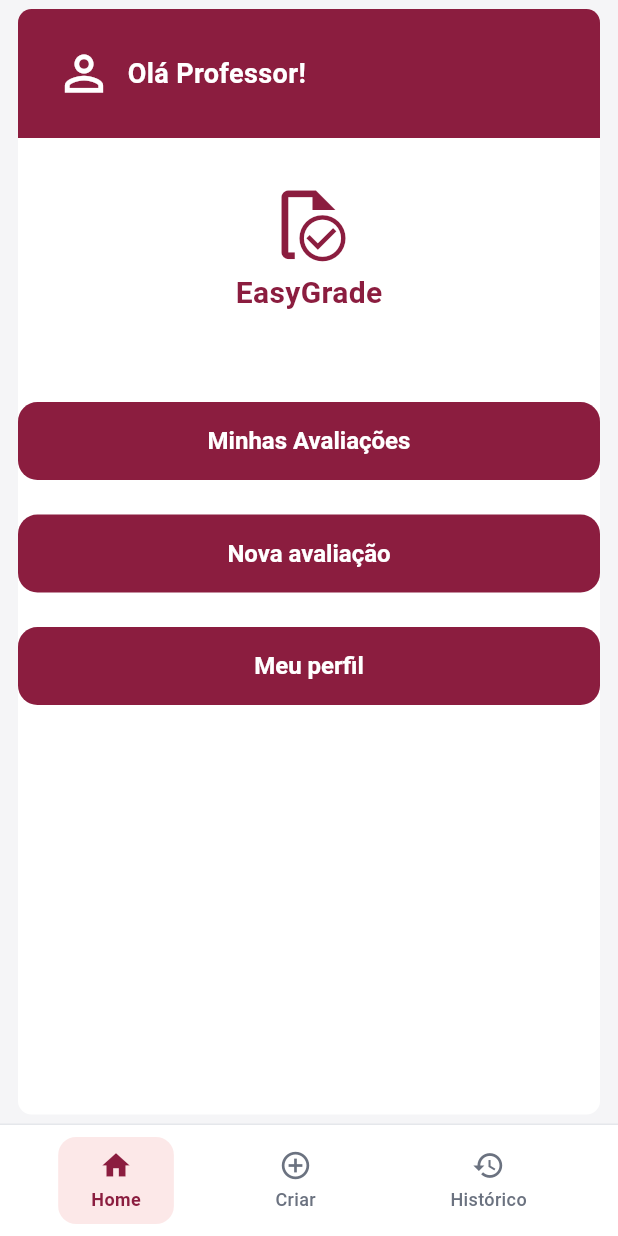
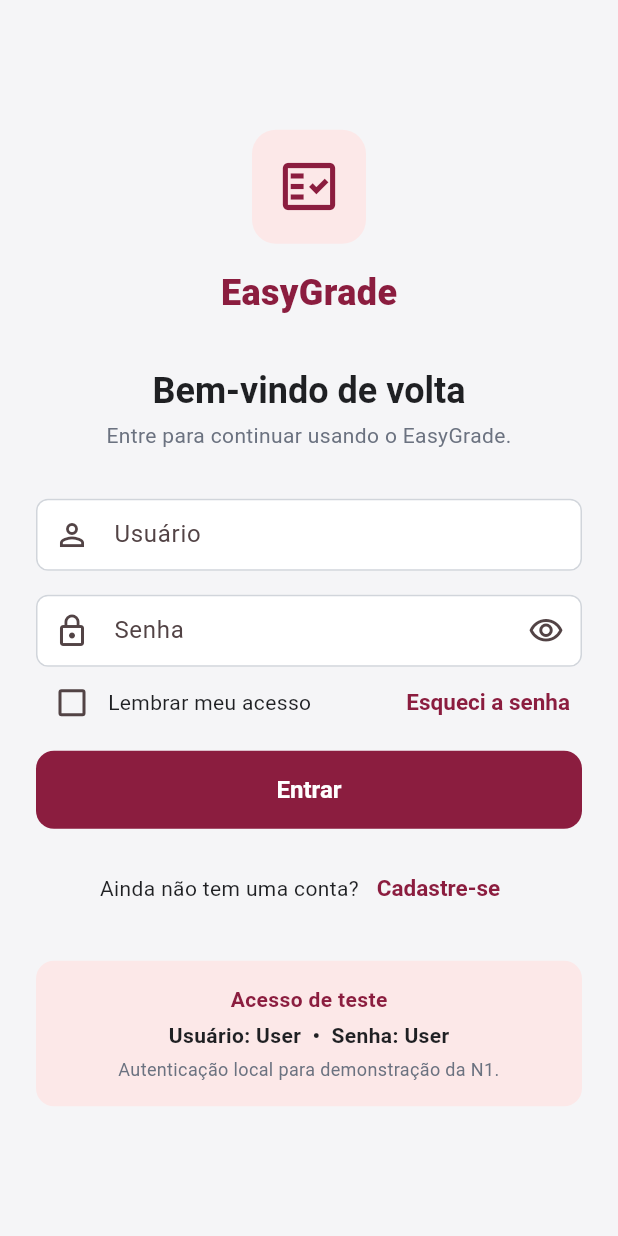
Before and after one commit to Juuh1/EasyGrade, a Flutter app: the screen it shows after launch, on a phone screen of 412 x 824 dp. Run offline on Flutter 3.47's test engine with Material 3 defaults, Android fonts, the phone set to English and light mode, and no system bars.

Commit message:
readme, usuario teste

```diff
--- a/analysis_options.yaml
+++ b/analysis_options.yaml
@@ -2,6 +2,7 @@ analyzer:
   exclude:
     - build/**
     - web/**
+    - android/**
 include: package:flutter_lints/flutter.yaml
 
 linter:
--- a/lib/main.dart
+++ b/lib/main.dart
@@ -1,12 +1,11 @@
 import 'package:flutter/material.dart';
 
-import 'data/mock_data.dart';
 import 'screens/criar_avaliacao_screen.dart';
 import 'screens/historico_screen.dart';
-import 'screens/sucesso_avaliacao_screen.dart';
+import 'screens/login_screen.dart';
 import 'screens/home_screen.dart';
+import 'screens/perfil_screen.dart';
 import 'theme/app_theme.dart';
-import 'widgets/app_bottom_nav.dart';
 
 void main() {
   runApp(const N1App());
@@ -21,8 +20,25 @@ class N1App extends StatelessWidget {
       title: 'Correção de Provas — Católica SC',
       debugShowCheckedModeBanner: false,
       theme: buildAppTheme(),
-      home: const MainNavigationShell(),
+      home: const AuthenticationGate(),
     );
+  }
+}
+
+class AuthenticationGate extends StatefulWidget {
+  const AuthenticationGate({super.key});
+
+  @override
+  State<AuthenticationGate> createState() => _AuthenticationGateState();
+}
+
+class _AuthenticationGateState extends State<AuthenticationGate> {
+  bool _autenticado = false;
+
+  @override
+  Widget build(BuildContext context) {
+    if (_autenticado) return const MainNavigationShell();
+    return LoginScreen(onLogin: () => setState(() => _autenticado = true));
   }
 }
 
@@ -58,6 +74,8 @@ class _MainNavigationShellState extends State<MainNavigationShell> {
         return CriarAvaliacaoScreen(onNavigateTab: _onTabChanged);
       case 2:
         return HistoricoScreen(onNavigateTab: _onTabChanged);
+      case 3:
+        return PerfilScreen(onNavigateTab: _onTabChanged);
       default:
         return CriarAvaliacaoScreen(onNavigateTab: _onTabChanged);
     }
--- a/lib/screens/home_screen.dart
+++ b/lib/screens/home_screen.dart
@@ -28,18 +28,14 @@ class HomePage extends StatelessWidget {
               horizontal: 12,
               vertical: 6,
             ),
-
             width: double.infinity,
             height: double.infinity,
-
             decoration: BoxDecoration(
               color: surfaceColor,
               borderRadius: BorderRadius.circular(9),
             ),
-
             child: ClipRRect(
               borderRadius: BorderRadius.circular(9),
-
               child: Column(
                 children: [
                   // =====================================
@@ -50,11 +46,9 @@ class HomePage extends StatelessWidget {
                     width: double.infinity,
                     height: 86,
                     color: primaryColor,
-
                     padding: const EdgeInsets.symmetric(
                       horizontal: 25,
                     ),
-
                     child: const Row(
                       children: [
                         Icon(
@@ -62,11 +56,9 @@ class HomePage extends StatelessWidget {
                           color: Colors.white,
                           size: 38,
                         ),
-
                         SizedBox(width: 10),
-
                         Text(
-                          'Olá Professor!',
+                          'Olá User!',
                           style: TextStyle(
                             color: Colors.white,
                             fontSize: 18,
@@ -93,14 +85,11 @@ class HomePage extends StatelessWidget {
                             color: primaryColor,
                             size: 55,
                           ),
-
                           Positioned(
                             right: 0,
                             bottom: 0,
-
                             child: Container(
                               color: surfaceColor,
-
                               child: Icon(
                                 Icons.check_circle_outline,
                                 color: primaryColor,
@@ -110,12 +99,9 @@ class HomePage extends StatelessWidget {
                           ),
                         ],
                       ),
-
                       const SizedBox(height: 4),
-
                       Text(
                         'EasyGrade',
-
                         style: TextStyle(
                           color: primaryColor,
                           fontSize: 20,
@@ -133,7 +119,6 @@ class HomePage extends StatelessWidget {
 
                   MenuButton(
                     texto: 'Minhas Avaliações',
-
                     onPressed: () {
                       // Índice 2 = Histórico
                       onNavigateTab(2);
@@ -148,7 +133,6 @@ class HomePage extends StatelessWidget {
 
                   MenuButton(
                     texto: 'Nova avaliação',
-
                     onPressed: () {
                       // Índice 1 = Criar Avaliação
                       onNavigateTab(1);
@@ -163,13 +147,11 @@ class HomePage extends StatelessWidget {
 
                   MenuButton(
                     texto: 'Meu perfil',
-
                     onPressed: () {
-                      ScaffoldMessenger.of(context).showSnackBar(
-                        const SnackBar(
-                          content: Text(
-                            'Tela de perfil ainda não disponível.',
-                          ),
+                      Navigator.of(context).push(
+                        MaterialPageRoute(
+                          builder: (_) =>
+                              PerfilScreen(onNavigateTab: onNavigateTab),
                         ),
                       );
                     },
@@ -193,7 +175,6 @@ class HomePage extends StatelessWidget {
   }
 }
 
-
 // =====================================
 // BOTÃO PERSONALIZADO
 // =====================================
@@ -215,23 +196,18 @@ class MenuButton extends StatelessWidget {
     return SizedBox(
       width: 400,
       height: 52,
-
       child: ElevatedButton(
         onPressed: onPressed,
-
         style: ElevatedButton.styleFrom(
           backgroundColor: theme.colorScheme.primary,
           foregroundColor: Colors.white,
           elevation: 0,
-
           shape: RoundedRectangleBorder(
             borderRadius: BorderRadius.circular(13),
           ),
         ),
-
         child: Text(
           texto,
-
           style: const TextStyle(
             fontSize: 16,
             fontWeight: FontWeight.bold,
--- /dev/null
+++ b/lib/screens/login_screen.dart
@@ -0,0 +1,241 @@
+import 'package:flutter/material.dart';
+
+import '../theme/app_theme.dart';
+import 'cadastro_screen.dart';
+import 'recuperar_senha_screen.dart';
+
+class LoginScreen extends StatefulWidget {
+  final VoidCallback onLogin;
+
+  const LoginScreen({super.key, required this.onLogin});
+
+  @override
+  State<LoginScreen> createState() => _LoginScreenState();
+}
+
+class _LoginScreenState extends State<LoginScreen> {
+  static const _usuarioTeste = 'User';
+  static const _senhaTeste = 'User';
+
+  final _formKey = GlobalKey<FormState>();
+  final _usuarioController = TextEditingController();
+  final _senhaController = TextEditingController();
+  bool _mostrarSenha = false;
+  bool _lembrarAcesso = false;
+
+  @override
+  void dispose() {
+    _usuarioController.dispose();
+    _senhaController.dispose();
+    super.dispose();
+  }
+
+  void _entrar() {
+    if (!(_formKey.currentState?.validate() ?? false)) return;
+
+    final usuarioValido = _usuarioController.text.trim() == _usuarioTeste;
+    final senhaValida = _senhaController.text == _senhaTeste;
+
+    if (!usuarioValido || !senhaValida) {
+      ScaffoldMessenger.of(context).showSnackBar(
+        const SnackBar(content: Text('Usuário ou senha inválidos.')),
+      );
+      return;
+    }
+
+    widget.onLogin();
+  }
+
+  Future<void> _abrirCadastro() async {
+    await Navigator.of(context).push(
+      MaterialPageRoute(builder: (_) => const CadastroScreen()),
+    );
+  }
+
+  Future<void> _abrirRecuperacao() async {
+    await Navigator.of(context).push(
+      MaterialPageRoute(builder: (_) => const RecuperarSenhaScreen()),
+    );
+  }
+
+  @override
+  Widget build(BuildContext context) {
+    return Scaffold(
+      body: SafeArea(
+        child: Center(
+          child: SingleChildScrollView(
+            padding: const EdgeInsets.all(AppSpacing.lg),
+            child: ConstrainedBox(
+              constraints: const BoxConstraints(
+                maxWidth: AppBreakpoints.maxContentWidth,
+              ),
+              child: Form(
+                key: _formKey,
+                child: Column(
+                  crossAxisAlignment: CrossAxisAlignment.stretch,
+                  children: [
+                    const _BrandHeader(),
+                    const SizedBox(height: AppSpacing.xl),
+                    Text(
+                      'Bem-vindo de volta',
+                      textAlign: TextAlign.center,
+                      style:
+                          Theme.of(context).textTheme.headlineSmall?.copyWith(
+                                fontWeight: FontWeight.w700,
+                              ),
+                    ),
+                    const SizedBox(height: AppSpacing.xs),
+                    const Text(
+                      'Entre para continuar usando o EasyGrade.',
+                      textAlign: TextAlign.center,
+                      style: TextStyle(color: AppColors.textSecondary),
+                    ),
+                    const SizedBox(height: AppSpacing.xl),
+                    TextFormField(
+                      controller: _usuarioController,
+                      textInputAction: TextInputAction.next,
+                      decoration: const InputDecoration(
+                        labelText: 'Usuário',
+                        prefixIcon: Icon(Icons.person_outline),
+                      ),
+                      validator: (value) =>
+                          value == null || value.trim().isEmpty
+                              ? 'Informe seu usuário.'
+                              : null,
+                    ),
+                    const SizedBox(height: AppSpacing.md),
+                    TextFormField(
+                      controller: _senhaController,
+                      obscureText: !_mostrarSenha,
+                      textInputAction: TextInputAction.done,
+                      onFieldSubmitted: (_) => _entrar(),
+                      decoration: InputDecoration(
+                        labelText: 'Senha',
+                        prefixIcon: const Icon(Icons.lock_outline),
+                        suffixIcon: IconButton(
+                          tooltip:
+                              _mostrarSenha ? 'Ocultar senha' : 'Mostrar senha',
+                          icon: Icon(_mostrarSenha
+                              ? Icons.visibility_off_outlined
+                              : Icons.visibility_outlined),
+                          onPressed: () =>
+                              setState(() => _mostrarSenha = !_mostrarSenha),
+                        ),
+                      ),
+                      validator: (value) {
+                        if (value == null || value.isEmpty) {
+                          return 'Informe sua senha.';
+                        }
+                        return null;
+                      },
+                    ),
+                    Row(
+                      children: [
+                        Checkbox(
+                          value: _lembrarAcesso,
+                          onChanged: (value) =>
+                              setState(() => _lembrarAcesso = value ?? false),
+                        ),
+                        const Expanded(child: Text('Lembrar meu acesso')),
+                        TextButton(
+                          style: TextButton.styleFrom(
+                            padding: const EdgeInsets.symmetric(horizontal: 8),
+                          ),
+                          onPressed: _abrirRecuperacao,
+                          child: const Text('Esqueci a senha'),
+                        ),
+                      ],
+                    ),
+                    const SizedBox(height: AppSpacing.sm),
+                    ElevatedButton(
+                      onPressed: _entrar,
+                      child: const Text('Entrar'),
+                    ),
+                    const SizedBox(height: AppSpacing.md),
+                    Wrap(
+                      alignment: WrapAlignment.center,
+                      crossAxisAlignment: WrapCrossAlignment.center,
+                      children: [
+                        const Text('Ainda não tem uma conta?'),
+                        TextButton(
+                          onPressed: _abrirCadastro,
+                          child: const Text('Cadastre-se'),
+                        ),
+                      ],
+                    ),
+                    const SizedBox(height: AppSpacing.lg),
+                    Container(
+                      padding: const EdgeInsets.all(AppSpacing.md),
+                      decoration: BoxDecoration(
+                        color: AppColors.pillActiveBg,
+                        borderRadius: BorderRadius.circular(AppRadius.md),
+                      ),
+                      child: const Column(
+                        children: [
+                          Text(
+                            'Acesso de teste',
+                            style: TextStyle(
+                              color: AppColors.primary,
+                              fontWeight: FontWeight.w700,
+                            ),
+                          ),
+                          SizedBox(height: AppSpacing.xs),
+                          Text(
+                            'Usuário: User  •  Senha: User',
+                            style: TextStyle(
+                              color: AppColors.textPrimary,
+                              fontWeight: FontWeight.w600,
+                            ),
+                          ),
+                          SizedBox(height: AppSpacing.xs),
+                          Text(
+                            'Autenticação local para demonstração da N1.',
+                            textAlign: TextAlign.center,
+                            style: TextStyle(
+                              fontSize: 12,
+                              color: AppColors.textSecondary,
+                            ),
+                          ),
+                        ],
+                      ),
+                    ),
+                  ],
+                ),
+              ),
+            ),
+          ),
+        ),
+      ),
+    );
+  }
+}
+
+class _BrandHeader extends StatelessWidget {
+  const _BrandHeader();
+
+  @override
+  Widget build(BuildContext context) {
+    return Column(
+      children: [
+        Container(
+          width: 76,
+          height: 76,
+          decoration: BoxDecoration(
+            color: AppColors.pillActiveBg,
+            borderRadius: BorderRadius.circular(AppRadius.lg),
+          ),
+          child: const Icon(Icons.fact_check_outlined,
+              color: AppColors.primary, size: 42),
+        ),
+        const SizedBox(height: AppSpacing.md),
+        const Text(
+          'EasyGrade',
+          style: TextStyle(
+              color: AppColors.primary,
+              fontSize: 24,
+              fontWeight: FontWeight.w800),
+        ),
+      ],
+    );
+  }
+}
```
Also changed, not shown: lib/screens/perfil_screen.dart (added, +225 -0 lines), docs/images/easygrade/01-login.png (added), docs/images/easygrade/02-home.png (added), docs/images/easygrade/03-criar-avaliacao.png (added), docs/images/easygrade/04-sucesso-avaliacao.png (added), docs/images/easygrade/05-historico.png (added), docs/images/easygrade/06-resultados.png (added), docs/images/easygrade/preview-telas.png (added), pubspec.lock, 24 other files.
